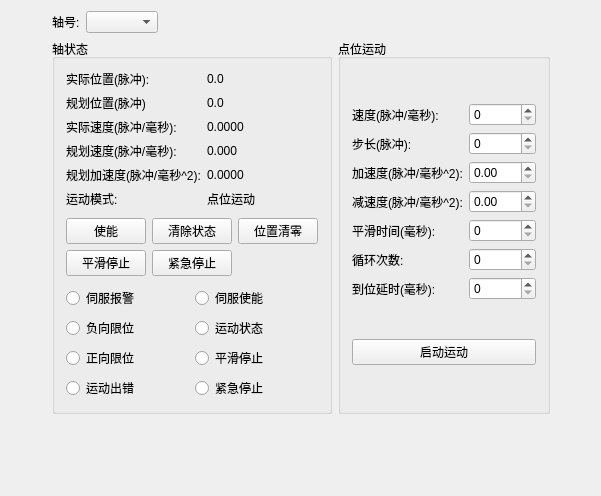
Above: GTSController/AxisWidget.ui from whisper512/GTS before the change. Below: the same form after it.
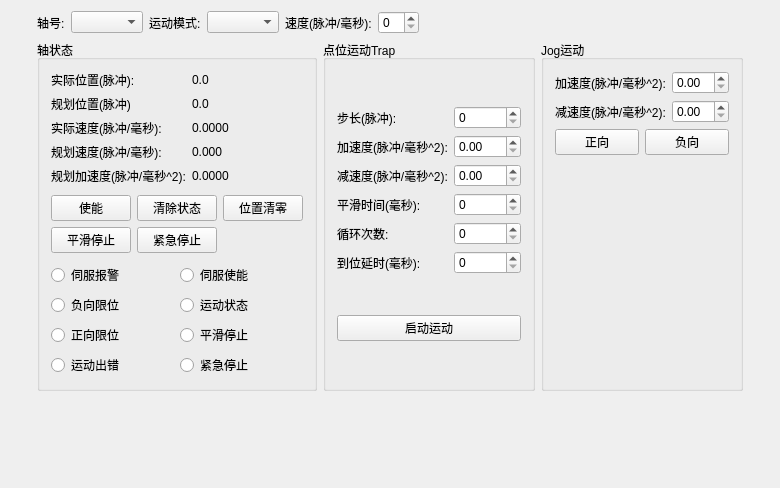
That is the form after the change.

Diff of the .ui file:
```diff
--- a/GTSController/AxisWidget.ui
+++ b/GTSController/AxisWidget.ui
@@ -6,29 +6,50 @@
    <rect>
     <x>0</x>
     <y>0</y>
-    <width>601</width>
-    <height>496</height>
+    <width>780</width>
+    <height>488</height>
    </rect>
   </property>
   <property name="windowTitle">
    <string>CAxisWidget</string>
   </property>
-  <layout class="QGridLayout" name="gridLayout_5">
-   <item row="1" column="0">
-    <spacer name="horizontalSpacer_2">
-     <property name="orientation">
-      <enum>Qt::Horizontal</enum>
-     </property>
-     <property name="sizeHint" stdset="0">
-      <size>
-       <width>40</width>
-       <height>20</height>
-      </size>
-     </property>
-    </spacer>
-   </item>
-   <item row="1" column="2">
-    <spacer name="horizontalSpacer_3">
+  <layout class="QGridLayout" name="gridLayout_6">
+   <item row="0" column="1">
+    <layout class="QVBoxLayout" name="verticalLayout_4">
+     <item>
+      <layout class="QHBoxLayout" name="horizontalLayout">
+       <item>
+        <widget class="QLabel" name="label_axisID">
+         <property name="text">
+          <string>轴号:</string>
+         </property>
+        </widget>
+       </item>
+       <item>
+        <widget class="QComboBox" name="comboBox_axisID"/>
+       </item>
+       <item>
+        <widget class="QLabel" name="label_Mode">
+         <property name="text">
+          <string>运动模式:</string>
+         </property>
+        </widget>
+       </item>
+       <item>
+        <widget class="QComboBox" name="comboBox_Mode"/>
+       </item>
+       <item>
+        <widget class="QLabel" name="label_motionVel">
+         <property name="text">
+          <string>速度(脉冲/毫秒):</string>
+         </property>
+        </widget>
+       </item>
+       <item>
+        <widget class="QSpinBox" name="spinBox_motionVel"/>
+       </item>
+       <item>
+        <spacer name="horizontalSpacer">
      <property name="orientation">
       <enum>Qt::Horizontal</enum>
      </property>
@@ -40,8 +61,10 @@
      </property>
     </spacer>
    </item>
-   <item row="1" column="1">
-    <layout class="QHBoxLayout" name="horizontalLayout_2">
+      </layout>
+     </item>
+     <item>
+      <layout class="QHBoxLayout" name="horizontalLayout_3">
      <item>
       <widget class="QGroupBox" name="groupBox_AxisState">
        <property name="title">
@@ -53,6 +76,13 @@
         </property>
         <item>
          <layout class="QGridLayout" name="gridLayout">
+            <item row="1" column="1">
+             <widget class="QLabel" name="label_tgtPosData">
+              <property name="text">
+               <string>0.0</string>
+              </property>
+             </widget>
+            </item>
           <item row="0" column="0">
            <widget class="QLabel" name="label_actPos">
             <property name="text">
@@ -60,6 +90,27 @@
             </property>
            </widget>
           </item>
+            <item row="3" column="1">
+             <widget class="QLabel" name="label_tgtVelData">
+              <property name="text">
+               <string>0.000</string>
+              </property>
+             </widget>
+            </item>
+            <item row="4" column="0">
+             <widget class="QLabel" name="label_tgtAcc">
+              <property name="text">
+               <string>规划加速度(脉冲/毫秒^2):</string>
+              </property>
+             </widget>
+            </item>
+            <item row="4" column="1">
+             <widget class="QLabel" name="label_tgtAccData">
+              <property name="text">
+               <string>0.0000</string>
+              </property>
+             </widget>
+            </item>
           <item row="0" column="1">
            <widget class="QLabel" name="label_actPosData">
             <property name="text">
@@ -74,13 +125,6 @@
             </property>
            </widget>
           </item>
-          <item row="1" column="1">
-           <widget class="QLabel" name="label_tgtPosData">
-            <property name="text">
-             <string>0.0</string>
-            </property>
-           </widget>
-          </item>
           <item row="2" column="0">
            <widget class="QLabel" name="label_actVel">
             <property name="text">
@@ -102,41 +146,6 @@
             </property>
            </widget>
           </item>
-          <item row="3" column="1">
-           <widget class="QLabel" name="label_tgtVelData">
-            <property name="text">
-             <string>0.000</string>
-            </property>
-           </widget>
-          </item>
-          <item row="4" column="0">
-           <widget class="QLabel" name="label_tgtAcc">
-            <property name="text">
-             <string>规划加速度(脉冲/毫秒^2):</string>
-            </property>
-           </widget>
-          </item>
-          <item row="4" column="1">
-           <widget class="QLabel" name="label_tgtAccData">
-            <property name="text">
-             <string>0.0000</string>
-            </property>
-           </widget>
-          </item>
-          <item row="5" column="0">
-           <widget class="QLabel" name="label_motionMode">
-            <property name="text">
-             <string>运动模式:</string>
-            </property>
-           </widget>
-          </item>
-          <item row="5" column="1">
-           <widget class="QLabel" name="label_motionModeData">
-            <property name="text">
-             <string>点位运动</string>
-            </property>
-           </widget>
-          </item>
          </layout>
         </item>
         <item>
@@ -244,85 +253,79 @@
      <item>
       <widget class="QGroupBox" name="groupBox_pointMotion">
        <property name="title">
-        <string>点位运动</string>
+          <string>点位运动Trap</string>
        </property>
        <layout class="QVBoxLayout" name="verticalLayout_2">
         <item>
          <layout class="QGridLayout" name="gridLayout_4">
-          <item row="0" column="0">
-           <widget class="QLabel" name="label_trapVel">
-            <property name="text">
-             <string>速度(脉冲/毫秒):</string>
-            </property>
-           </widget>
-          </item>
-          <item row="0" column="1">
-           <widget class="QSpinBox" name="spinBox_trapVel"/>
-          </item>
-          <item row="1" column="0">
-           <widget class="QLabel" name="label_trapStepSize">
-            <property name="text">
-             <string>步长(脉冲):</string>
-            </property>
-           </widget>
-          </item>
-          <item row="1" column="1">
-           <widget class="QSpinBox" name="spinBox_trapStepSize">
-            <property name="maximum">
-             <number>999999</number>
-            </property>
-           </widget>
-          </item>
-          <item row="2" column="0">
-           <widget class="QLabel" name="label_trapAcc">
-            <property name="text">
-             <string>加速度(脉冲/毫秒^2):</string>
-            </property>
-           </widget>
-          </item>
           <item row="3" column="0">
-           <widget class="QLabel" name="label_trapDec">
-            <property name="text">
-             <string>减速度(脉冲/毫秒^2):</string>
-            </property>
-           </widget>
-          </item>
-          <item row="4" column="0">
            <widget class="QLabel" name="label_trapSmoothTime">
             <property name="text">
              <string>平滑时间(毫秒):</string>
             </property>
            </widget>
           </item>
-          <item row="4" column="1">
-           <widget class="QSpinBox" name="spinBox_trapSmoothTime"/>
-          </item>
           <item row="5" column="0">
-           <widget class="QLabel" name="label_trapCycleTime">
-            <property name="text">
-             <string>循环次数:</string>
-            </property>
-           </widget>
-          </item>
-          <item row="5" column="1">
-           <widget class="QSpinBox" name="spinBox_trapCycleTime"/>
-          </item>
-          <item row="6" column="0">
            <widget class="QLabel" name="label_TrapInPositionDelay">
             <property name="text">
              <string>到位延时(毫秒):</string>
             </property>
            </widget>
           </item>
-          <item row="6" column="1">
-           <widget class="QSpinBox" name="spinBox_TrapInPositionDelay"/>
-          </item>
-          <item row="2" column="1">
+            <item row="0" column="0">
+             <widget class="QLabel" name="label_trapStepSize">
+              <property name="text">
+               <string>步长(脉冲):</string>
+              </property>
+             </widget>
+            </item>
+            <item row="1" column="1">
            <widget class="QDoubleSpinBox" name="doubleSpinBoxs_trapAcc"/>
           </item>
-          <item row="3" column="1">
+            <item row="4" column="0">
+             <widget class="QLabel" name="label_trapCycleTime">
+              <property name="text">
+               <string>循环次数:</string>
+              </property>
+             </widget>
+            </item>
+            <item row="5" column="1">
+             <widget class="QSpinBox" name="spinBox_TrapInPositionDelay">
+              <property name="maximum">
+               <number>10000</number>
+              </property>
+             </widget>
+            </item>
+            <item row="4" column="1">
+             <widget class="QSpinBox" name="spinBox_trapCycleTime"/>
+            </item>
+            <item row="2" column="0">
+             <widget class="QLabel" name="label_trapDec">
+              <property name="text">
+               <string>减速度(脉冲/毫秒^2):</string>
+              </property>
+             </widget>
+            </item>
+            <item row="2" column="1">
            <widget class="QDoubleSpinBox" name="doubleSpinBoxs_trapDec"/>
           </item>
+            <item row="0" column="1">
+             <widget class="QSpinBox" name="spinBox_trapStepSize">
+              <property name="maximum">
+               <number>999999</number>
+              </property>
+             </widget>
+            </item>
+            <item row="3" column="1">
+             <widget class="QSpinBox" name="spinBox_trapSmoothTime"/>
+            </item>
+            <item row="1" column="0">
+             <widget class="QLabel" name="label_trapAcc">
+              <property name="text">
+               <string>加速度(脉冲/毫秒^2):</string>
+              </property>
+             </widget>
+            </item>
          </layout>
         </item>
         <item>
@@ -335,36 +338,55 @@
        </layout>
       </widget>
      </item>
-    </layout>
+       <item>
+        <widget class="QGroupBox" name="groupBox">
+         <property name="title">
+          <string>Jog运动</string>
+         </property>
+         <layout class="QVBoxLayout" name="verticalLayout_3">
+          <item>
+           <layout class="QGridLayout" name="gridLayout_5">
+            <item row="1" column="1">
+             <widget class="QDoubleSpinBox" name="doubleSpinBoxs_jogDec"/>
    </item>
    <item row="0" column="1">
-    <layout class="QHBoxLayout" name="horizontalLayout">
-     <item>
-      <widget class="QLabel" name="label_axisID">
+             <widget class="QDoubleSpinBox" name="doubleSpinBoxs_jogAcc"/>
+            </item>
+            <item row="1" column="0">
+             <widget class="QLabel" name="label_jogDec">
        <property name="text">
-        <string>轴号:</string>
+               <string>减速度(脉冲/毫秒^2):</string>
        </property>
       </widget>
      </item>
+            <item row="0" column="0">
+             <widget class="QLabel" name="label_jogAcc">
+              <property name="text">
+               <string>加速度(脉冲/毫秒^2):</string>
+              </property>
+             </widget>
+            </item>
+           </layout>
+          </item>
      <item>
-      <widget class="QComboBox" name="comboBox_axisID"/>
+           <layout class="QHBoxLayout" name="horizontalLayout_2">
+            <item>
+             <widget class="QPushButton" name="pushButton_jogPMotion">
+              <property name="text">
+               <string>正向</string>
+              </property>
+             </widget>
      </item>
      <item>
-      <spacer name="horizontalSpacer">
-       <property name="orientation">
-        <enum>Qt::Horizontal</enum>
-       </property>
-       <property name="sizeHint" stdset="0">
-        <size>
-         <width>40</width>
-         <height>20</height>
-        </size>
-       </property>
-      </spacer>
+             <widget class="QPushButton" name="pushButton_jogNMotion">
+              <property name="text">
+               <string>负向</string>
+              </property>
+             </widget>
      </item>
     </layout>
    </item>
-   <item row="2" column="1">
+          <item>
     <spacer name="verticalSpacer">
      <property name="orientation">
       <enum>Qt::Vertical</enum>
@@ -373,6 +395,52 @@
       <size>
        <width>20</width>
        <height>40</height>
+             </size>
+            </property>
+           </spacer>
+          </item>
+         </layout>
+        </widget>
+       </item>
+      </layout>
+     </item>
+    </layout>
+   </item>
+   <item row="0" column="0">
+    <spacer name="horizontalSpacer_2">
+     <property name="orientation">
+      <enum>Qt::Horizontal</enum>
+     </property>
+     <property name="sizeHint" stdset="0">
+      <size>
+       <width>40</width>
+       <height>20</height>
+      </size>
+     </property>
+    </spacer>
+   </item>
+   <item row="1" column="1">
+    <spacer name="verticalSpacer_2">
+     <property name="orientation">
+      <enum>Qt::Vertical</enum>
+     </property>
+     <property name="sizeHint" stdset="0">
+      <size>
+       <width>20</width>
+       <height>40</height>
+      </size>
+     </property>
+    </spacer>
+   </item>
+   <item row="0" column="2">
+    <spacer name="horizontalSpacer_3">
+     <property name="orientation">
+      <enum>Qt::Horizontal</enum>
+     </property>
+     <property name="sizeHint" stdset="0">
+      <size>
+       <width>40</width>
+       <height>20</height>
       </size>
      </property>
     </spacer>
```
Lines whose indentation alone changed are shown as unchanged.
